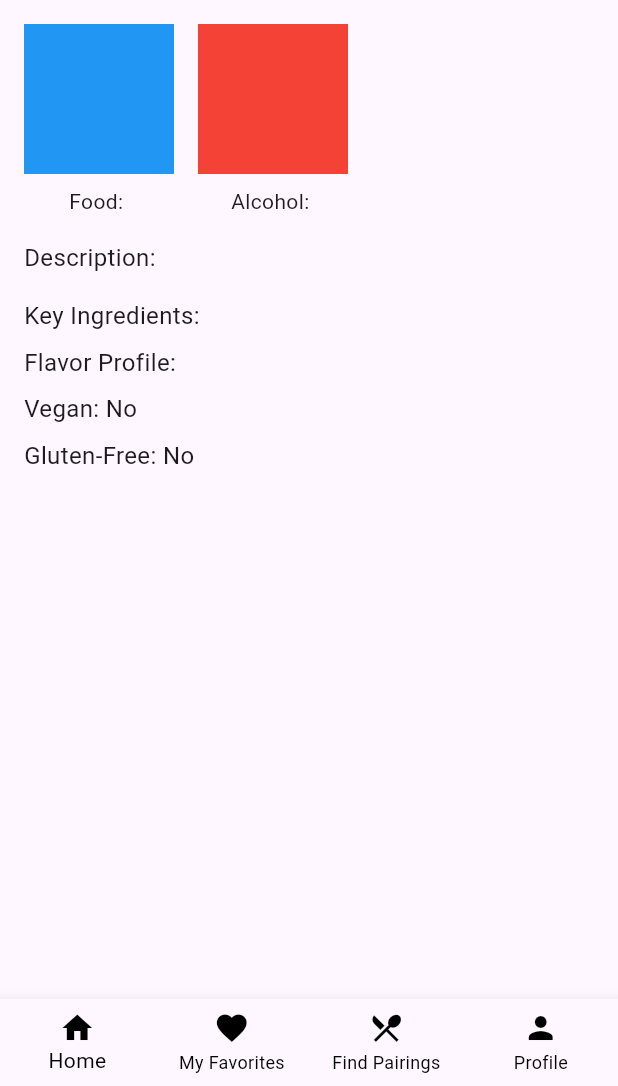
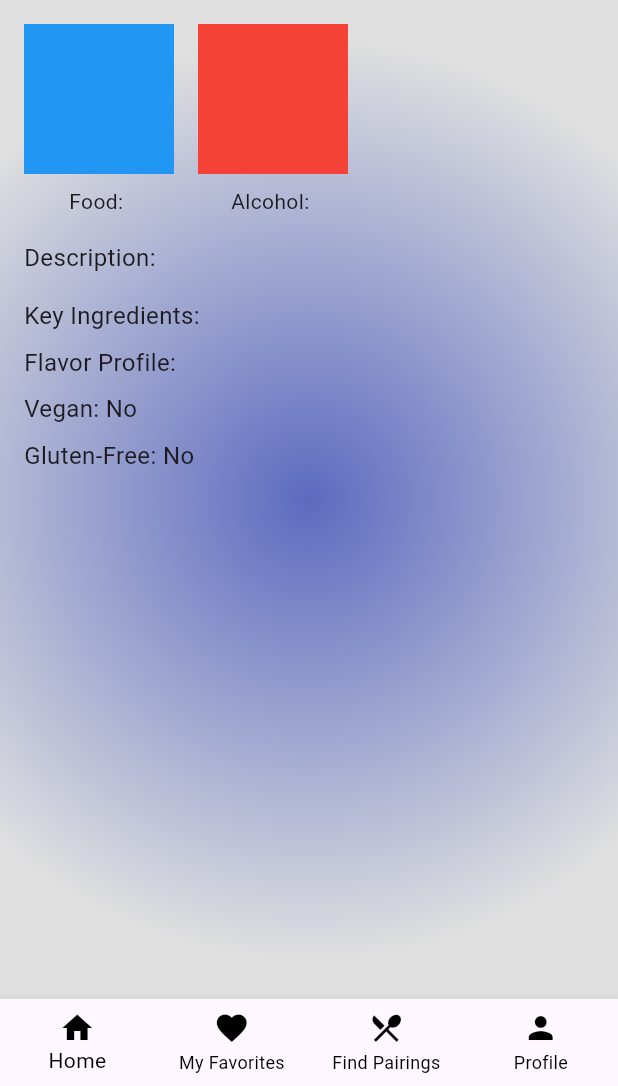
Before and after one commit to RaeClay/flair_pair, a Flutter app: the PairingDetailScreen screen opened directly with empty values, on a phone screen of 412 x 824 dp, the part 150-1236 px from its top. Run offline on Flutter 3.47's test engine with Material 3 defaults, Android fonts, the phone set to English and light mode, and no system bars; our stand-ins replace carousel_slider, google_fonts.

Commit message:
background deco in pairing detail view

```diff
--- a/lib/view/pairing_detail_screen.dart
+++ b/lib/view/pairing_detail_screen.dart
@@ -24,7 +24,9 @@ class PairingDetailScreen extends StatelessWidget {
   Widget build(BuildContext context) {
     return Scaffold(
       appBar: const CustomAppBar(),
-      body: Padding(
+      body: Container(
+        decoration: BackgroundDeco.getRadialGradient(),
+        child: Padding(
           padding: const EdgeInsets.all(16.0),
           child: Column(
             crossAxisAlignment: CrossAxisAlignment.stretch,
@@ -37,8 +39,10 @@ class PairingDetailScreen extends StatelessWidget {
                       Container(
                         width: 100,
                         height: 100,
+                        decoration: BoxDecoration(
                           // Replace with image or asset decoration
                           color: Colors.blue,
+                        ),
                       ),
                       const SizedBox(height: 8.0),
                       Text('Food: $foodName'),
@@ -51,8 +55,10 @@ class PairingDetailScreen extends StatelessWidget {
                       Container(
                         width: 100,
                         height: 100,
+                        decoration: BoxDecoration(
                           // Replace with image or asset decoration
                           color: Colors.red,
+                        ),
                       ),
                       const SizedBox(height: 8.0),
                       Text('Alcohol: $alcoholName'),
@@ -85,8 +91,8 @@ class PairingDetailScreen extends StatelessWidget {
                 'Gluten-Free: ${glutenFree ? "Yes" : "No"}',
                 style: const TextStyle(fontSize: 16.0),
               ),
-            // Add more details as needed
             ],
+          ),
         ),
       ),
       bottomNavigationBar: BottomNavBar(viewModel: _viewModel, context: context),
```
Also changed, not shown: lib/repositories/pairing_repository.dart (+6 -6 lines). Lines whose indentation alone changed are shown as unchanged.
